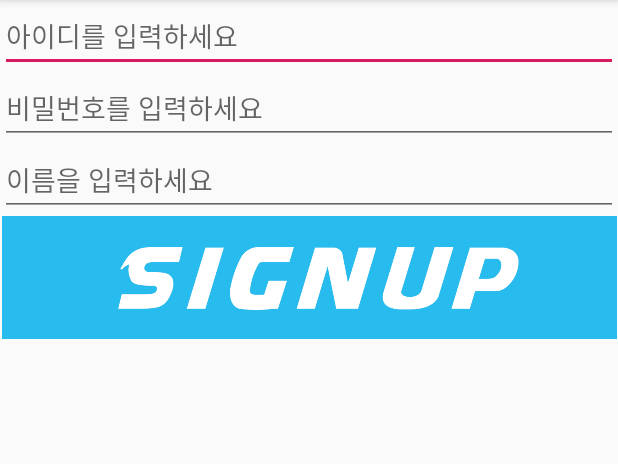
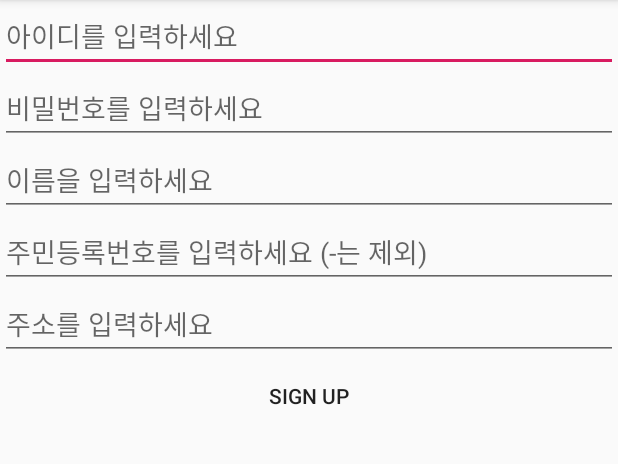
Before and after one commit to HyunjunJoo/animaltime, an Android app: the SignupActivity screen opened directly, with no data from a screen before it, on a phone screen of 412 x 824 dp, the part 84-548 px from its top. Run offline under Robolectric (Android 15) with nearby library versions, the phone set to English and light mode, and no system bars.

Commit message:
DB 세부 수정 / 회원가입 & 정보수정 inform 변경

```diff
--- a/app/src/main/java/com/example/joohj/animaltime/SignupActivity.java
+++ b/app/src/main/java/com/example/joohj/animaltime/SignupActivity.java
@@ -24,8 +24,8 @@ import java.net.MalformedURLException;
 
 public class SignupActivity extends AppCompatActivity {
 
-    EditText signup_id, signup_password, signup_name;
-    String strNewID, strNewPassword, strNewName;
+    EditText signup_id, signup_password, signup_name, signup_resident, signup_address;
+    String strNewID, strNewPassword, strNewName, strResident, strAddress;
 
 
     protected void onCreate(Bundle savedInstanceState) {
@@ -34,15 +34,17 @@ public class SignupActivity extends AppCompatActivity {
         setContentView(R.layout.activity_signup);
 
 
-        signup_id = (EditText) findViewById(R.id.signup_id);
+        signup_id       = (EditText) findViewById(R.id.signup_id);
         signup_password = (EditText) findViewById(R.id.signup_password);
-        signup_name = (EditText) findViewById(R.id.signup_name);
+        signup_name     = (EditText) findViewById(R.id.signup_name);
+        signup_resident = (EditText) findViewById(R.id.signup_resident);
+        signup_address  = (EditText) findViewById(R.id.signup_address);
 
     }
 
     //insert 함수
     //회원가입 데이터 넣기
-    private void insertToDatabase(String Id, String Pw, String Name) {
+    private void insertToDatabase(String Id, String Pw, String Name, String Resident, String Address) {
         class InsertData extends AsyncTask<String, Void, String> {
             ProgressDialog loading;
 
@@ -66,11 +68,15 @@ public class SignupActivity extends AppCompatActivity {
                     String Id = (String) params[0];
                     String Pw = (String) params[1];
                     String Name = (String) params[2];
+                    String Resident = (String) params[3];
+                    String Address = (String) params[4];
 
                     String link = "http://hyunjun0315.dothome.co.kr/php/signup.php?";
                     String data = URLEncoder.encode("id", "UTF-8") + "=" + URLEncoder.encode(Id, "UTF-8");
                     data += "&" + URLEncoder.encode("password", "UTF-8") + "=" + URLEncoder.encode(Pw, "UTF-8");
                     data += "&" + URLEncoder.encode("name", "UTF-8") + "=" + URLEncoder.encode(Name, "UTF-8");
+                    data += "&" + URLEncoder.encode("resident", "UTF-8") + "=" + URLEncoder.encode(Resident, "UTF-8");
+                    data += "&" + URLEncoder.encode("address", "UTF-8") + "=" + URLEncoder.encode(Address, "UTF-8");
 
                     link+=data;
 
@@ -102,18 +108,21 @@ public class SignupActivity extends AppCompatActivity {
         }
 
         InsertData task = new InsertData();
-        task.execute(Id, Pw, Name);
+        task.execute(Id, Pw, Name, Resident, Address);
 
     }
 
 
     public void onClicked(View view) {
-        strNewID = signup_id.getText().toString();
-        strNewPassword = signup_password.getText().toString();
-        strNewName = signup_name.getText().toString();
+        strNewID        = signup_id.getText().toString();
+        strNewPassword  = signup_password.getText().toString();
+        strNewName      = signup_name.getText().toString();
+        strResident     = signup_resident.getText().toString();
+        strAddress      = signup_address.getText().toString();
 
-        if(containsWhiteSpace(strNewID) == true && containsWhiteSpace(strNewPassword) == true) {
-            insertToDatabase(strNewID, strNewPassword, strNewName);
+        if(containsWhiteSpace(strNewID) == true && containsWhiteSpace(strNewPassword) == true && strNewName.length() != 0
+                && containsWhiteSpace(strResident) == true && containsWhiteSpace(strAddress) == true) {
+            insertToDatabase(strNewID, strNewPassword, strNewName, strResident, strAddress);
             startActivity((new Intent(SignupActivity.this, loginActivity.class)));
             finish();
         } else {
--- a/app/src/main/res/layout/activity_signup.xml
+++ b/app/src/main/res/layout/activity_signup.xml
@@ -22,21 +22,31 @@
         android:id="@+id/signup_name"
         android:layout_width="match_parent"
         android:layout_height="wrap_content"
-
         android:hint="이름을 입력하세요"
         />
+    <EditText
+        android:id="@+id/signup_resident"
+        android:layout_width="match_parent"
+        android:layout_height="wrap_content"
+        android:hint="주민등록번호를 입력하세요 (-는 제외)"
+        />
+    <EditText
+        android:id="@+id/signup_address"
+        android:layout_width="match_parent"
+        android:layout_height="wrap_content"
+        android:hint="주소를 입력하세요"
+        />
 
-    <ImageButton
+    <Button
         android:id="@+id/signup_complete"
         android:layout_width="match_parent"
         android:layout_height="wrap_content"
         android:layout_marginBottom="88dp"
         android:adjustViewBounds="true"
-        android:background="@android:color/transparent"
+        android:text="Sign Up"
         android:onClick="onClicked"
         android:padding="0dp"
-        android:scaleType="fitCenter"
-        android:src="@drawable/signup_button"
+        android:background="@android:color/transparent"
         />
 
 
```
Also changed, not shown: app/src/main/java/com/example/joohj/animaltime/myPageActivity.java (+11 -7 lines), app/src/main/res/layout/activity_mypage.xml (+10 -1 lines), app/src/main/res/drawable/login_button.png (deleted), app/src/main/res/drawable/signup_button.png (deleted).
